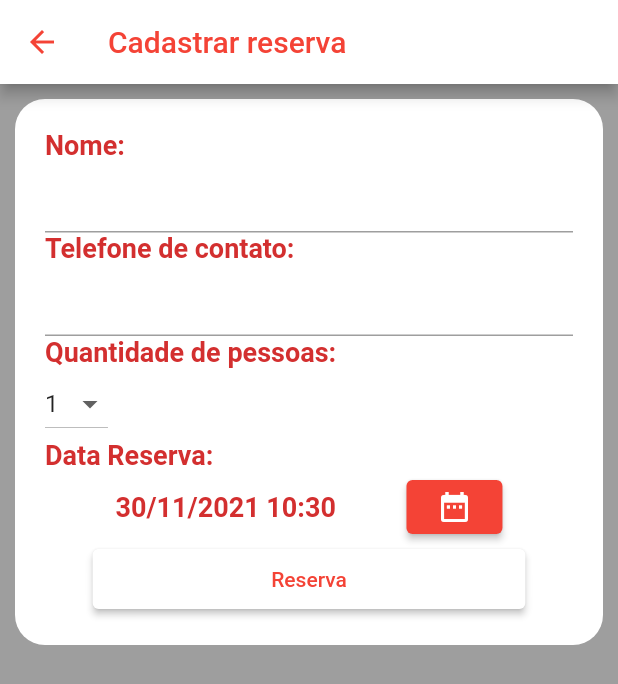
After one commit to nicbrant-ceub/tcc-app, a Flutter app: the screen it shows after launch, after a tap on "Reserva", on a phone screen of 412 x 824 dp. The commit adds this screen. Shown: the top 684 px of the screen. Run offline on Flutter 3.47's test engine with Material 2 defaults, Android fonts, the phone set to English and light mode, and no system bars; our stand-ins replace flutter_secure_storage; network calls fail.

Commit message:
Criação de reservas

```diff
--- a/lib/main.dart
+++ b/lib/main.dart
@@ -3,6 +3,7 @@ import 'pagelogin.dart';
 import 'pagemain.dart';
 import 'apiintegration.dart';
 import 'pagecardapio.dart';
+import 'pagecreatereserves.dart';
 import 'dart:convert' show json, base64, ascii;
 
 void main() {
@@ -168,6 +169,25 @@ class _MyHomePageState extends State<MyHomePage> {
                           Size(MediaQuery.of(context).size.width * 0.80, 40),
                     ),
                     onPressed: () {
+                      Navigator.push(
+                        context,
+                        MaterialPageRoute(
+                          builder: (context) => const CreateReservePage(),
+                        ),
+                      );
+                    },
+                    child: const Text('Reserva'),
+                  ),
+                ),
+                Container(
+                  height: MediaQuery.of(context).size.longestSide * 0.14,
+                  alignment: Alignment.bottomCenter,
+                  child: ElevatedButton(
+                    style: ElevatedButton.styleFrom(
+                      fixedSize:
+                          Size(MediaQuery.of(context).size.width * 0.80, 40),
+                    ),
+                    onPressed: () {
                       Navigator.pushNamed(context, '/login');
                     },
                     child: const Text('Entrar'),
--- /dev/null
+++ b/lib/pagecreatereserves.dart
@@ -0,0 +1,197 @@
+import 'dart:convert' show json;
+
+import 'package:flutter/material.dart';
+import 'package:intl/intl.dart';
+import 'apiintegration.dart';
+
+class CreateReservePage extends StatefulWidget {
+  final Map? pedido;
+
+  const CreateReservePage({Key? key, this.pedido}) : super(key: key);
+
+  @override
+  State<CreateReservePage> createState() => _CreateReservePageState();
+}
+
+class _CreateReservePageState extends State<CreateReservePage> {
+  final _form = GlobalKey<FormState>();
+  String _quantidade = '1';
+  DateTime _datetime = DateTime.now();
+  final TimeOfDay _time = const TimeOfDay(hour: 10, minute: 0);
+  final TextEditingController _contato = TextEditingController();
+  final TextEditingController _nome = TextEditingController();
+
+  @override
+  void initState() {
+    super.initState();
+  }
+
+  @override
+  Widget build(BuildContext context) {
+    return Scaffold(
+      appBar: AppBar(
+        title: const Text('Cadastrar reserva'),
+      ),
+      body: ListView(
+        children: [
+          Container(
+            margin: const EdgeInsets.all(10),
+            padding: const EdgeInsets.all(20),
+            decoration: BoxDecoration(
+              borderRadius: BorderRadius.circular(20),
+              color: Colors.white,
+            ),
+            child: Form(
+              key: _form,
+              child: Column(
+                mainAxisSize: MainAxisSize.min,
+                crossAxisAlignment: CrossAxisAlignment.start,
+                children: [
+                  const Text('Nome:'),
+                  TextFormField(
+                    controller: _nome,
+                  ),
+                  const Text('Telefone de contato:'),
+                  TextFormField(
+                    controller: _contato,
+                  ),
+                  const Text('Quantidade de pessoas:'),
+                  DropdownButton(
+                    value: _quantidade,
+                    onChanged: (String? value) async {
+                      setState(() {
+                        _quantidade = value!;
+                      });
+                    },
+                    items: const <DropdownMenuItem<String>>[
+                      DropdownMenuItem(
+                        value: '1',
+                        child: Text('1'),
+                      ),
+                      DropdownMenuItem(
+                        value: '2',
+                        child: Text('2'),
+                      ),
+                      DropdownMenuItem(
+                        value: '3',
+                        child: Text('3'),
+                      ),
+                      DropdownMenuItem(
+                        value: '4',
+                        child: Text('4'),
+                      ),
+                      DropdownMenuItem(
+                        value: '5',
+                        child: Text('5'),
+                      ),
+                      DropdownMenuItem(
+                        value: '6',
+                        child: Text('6'),
+                      ),
+                      DropdownMenuItem(
+                        value: '7',
+                        child: Text('7'),
+                      ),
+                      DropdownMenuItem(
+                        value: '8',
+                        child: Text('8'),
+                      ),
+                      DropdownMenuItem(
+                        value: '9',
+                        child: Text('9'),
+                      ),
+                      DropdownMenuItem(
+                        value: '10',
+                        child: Text('10'),
+                      ),
+                      DropdownMenuItem(
+                        value: '11',
+                        child: Text('11'),
+                      ),
+                      DropdownMenuItem(
+                        value: '12',
+                        child: Text('12'),
+                      ),
+                    ],
+                  ),
+                  const Text('Data Reserva:'),
+                  Row(
+                    mainAxisAlignment: MainAxisAlignment.spaceEvenly,
+                    children: [
+                      Text(
+                        DateFormat('dd/MM/yyyy HH:mm')
+                            .format(_datetime)
+                            .toString(),
+                      ),
+                      ElevatedButton(
+                        style: ElevatedButton.styleFrom(
+                          primary: Colors.red,
+                          onPrimary: Colors.white,
+                        ),
+                        onPressed: () {
+                          showDatePicker(
+                            context: context,
+                            initialDate: DateTime.now(),
+                            firstDate: DateTime.now(),
+                            lastDate: DateTime(2030),
+                          ).then((value) {
+                            showTimePicker(context: context, initialTime: _time)
+                                .then((val) {
+                              if (val != null && value != null) {
+                                setState(() {
+                                  _datetime = DateTime(
+                                    value.year,
+                                    value.month,
+                                    value.day,
+                                    val.hour,
+                                    val.minute,
+                                  );
+                                });
+                              }
+                            });
+                          });
+                        },
+                        child: const Icon(Icons.date_range),
+                      ),
+                    ],
+                  ),
+                  Row(
+                    mainAxisAlignment: MainAxisAlignment.center,
+                    children: [
+                      ElevatedButton(
+                        style: ElevatedButton.styleFrom(
+                          minimumSize: Size(
+                            MediaQuery.of(context).size.width * 0.70,
+                            40,
+                          ),
+                        ),
+                        onPressed: () async {
+                          if (_form.currentState!.validate()) {
+                            Map? res = await createReserve(
+                              context,
+                              {
+                                'start_date': _datetime.toString(),
+                                'name': _nome.text,
+                                'contact': _contato.text,
+                                'amount': int.parse(_quantidade),
+                                'active': true,
+                              },
+                            );
+                            if (res != null) {
+                              Navigator.pop(context);
+                            }
+                          }
+                        },
+                        child: const Text('Reserva'),
+                      ),
+                    ],
+                  ),
+                ],
+              ),
+            ),
+          ),
+        ],
+      ),
+    );
+  }
+}
```
Also changed, not shown: lib/apiintegration.dart (+40 -0 lines), lib/pagemain.dart (+7 -3 lines).
